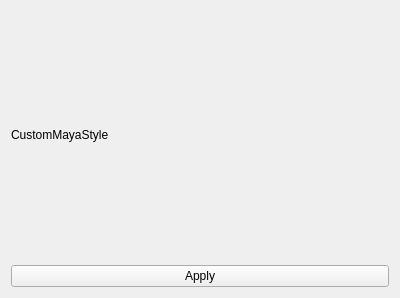
Before: the Qt Designer form renamer/view.ui in RyotaUnzai/pairpro, drawn with Qt 5.
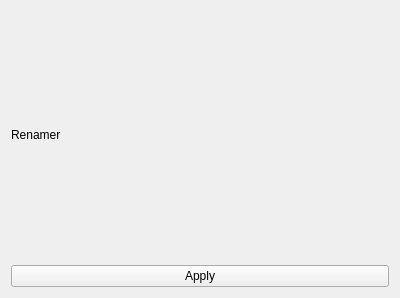
After: the same form once the commit is applied.

Commit message: データ修正

Diff of the .ui file:
```diff
--- a/renamer/view.ui
+++ b/renamer/view.ui
@@ -17,7 +17,7 @@
    <item>
     <widget class="QLabel" name="label">
      <property name="text">
-      <string>CustomMayaStyle</string>
+      <string>Renamer</string>
      </property>
     </widget>
    </item>
```
The commit also changes 1 other file.
